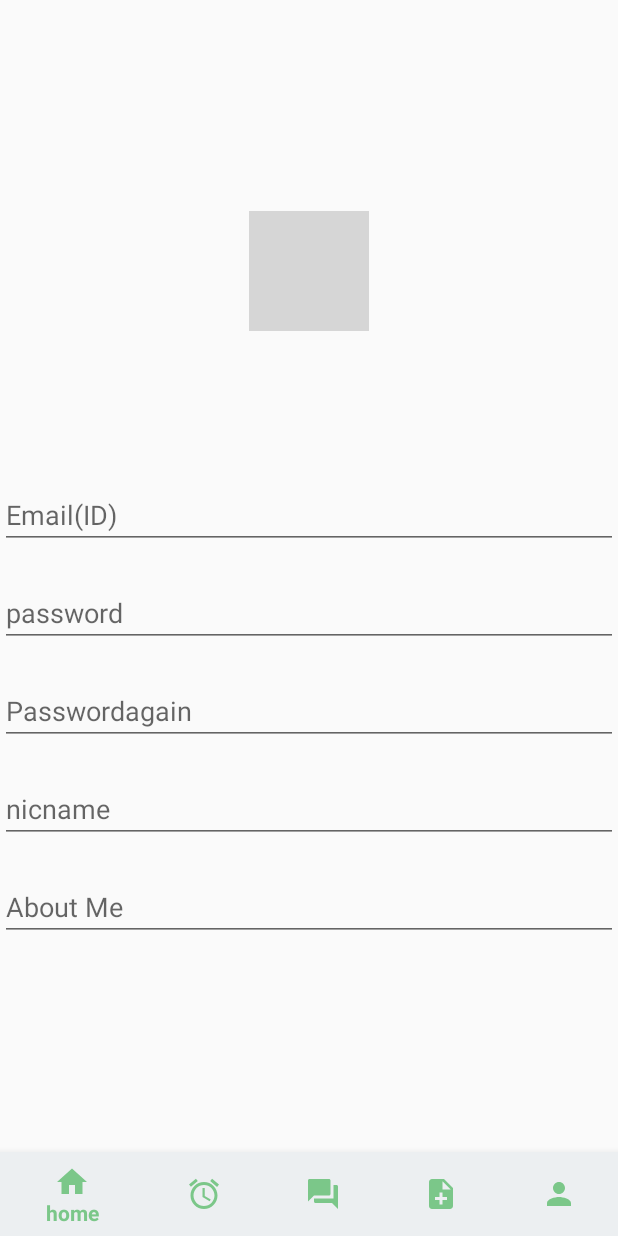
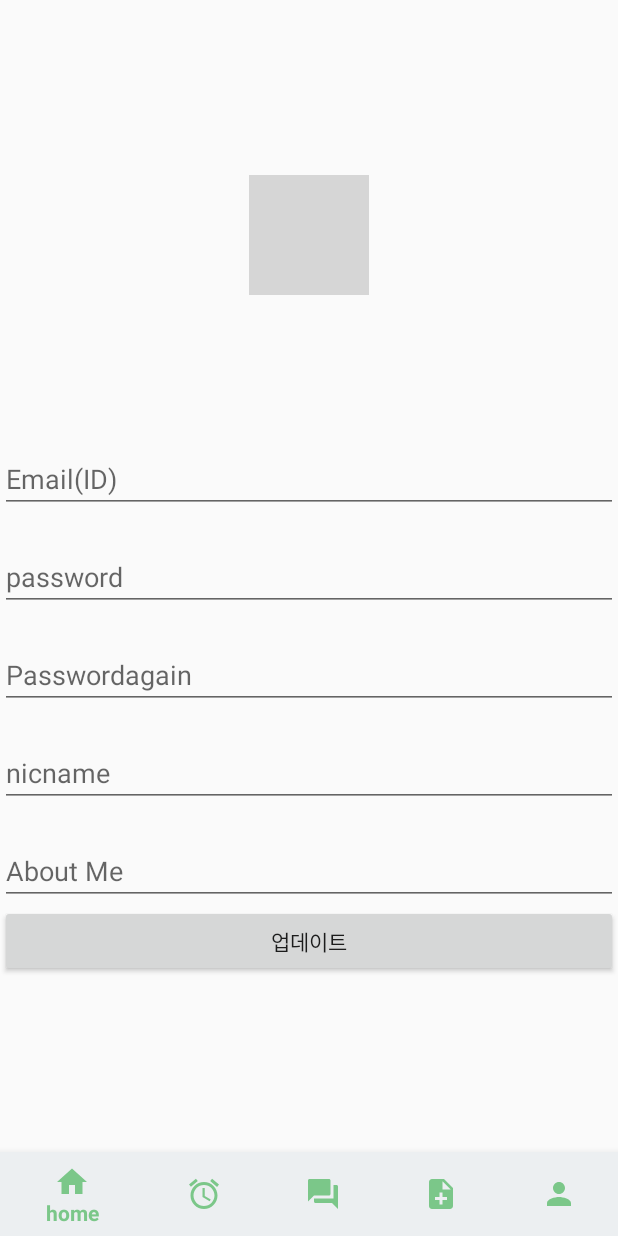
Before and after one commit to famous0811/mobilecontents2020, an Android app: the fragment user placed in its activity, on a phone screen of 412 x 824 dp. Run offline under Robolectric (Android 15) with nearby library versions, the phone set to English and light mode, and no system bars; grey boxes are pictures that could not be loaded.

Commit message:
탑바추가전

```diff
--- a/app/build.gradle
+++ b/app/build.gradle
@@ -11,7 +11,7 @@ android {
         targetSdkVersion 29
         versionCode 1
         versionName "1.0"
-
+        multiDexEnabled true
         testInstrumentationRunner "androidx.test.runner.AndroidJUnitRunner"
     }
 
@@ -53,4 +53,5 @@ dependencies {
     implementation 'com.squareup.retrofit2:converter-gson:2.6.0'
     implementation 'com.google.android.material:material:1.3.0-alpha01'
     implementation 'androidx.appcompat:appcompat:1.0.0'
+    implementation 'com.google.firebase:firebase-firestore:21.4.3'
 }
--- a/app/src/main/AndroidManifest.xml
+++ b/app/src/main/AndroidManifest.xml
@@ -1,7 +1,8 @@
 <?xml version="1.0" encoding="utf-8"?>
 <manifest xmlns:android="http://schemas.android.com/apk/res/android"
     package="com.example.mobilecontent">
-
+    <uses-permission android:name="android.permission.READ_EXTERNAL_STORAGE"/>
+    <uses-permission android:name="android.permission.WRITE_EXTERNAL_STORAGE"/>
     <application
         android:allowBackup="true"
         android:icon="@mipmap/ic_launcher"
--- a/app/src/main/java/com/example/mobilecontent/LoginActivity.java
+++ b/app/src/main/java/com/example/mobilecontent/LoginActivity.java
@@ -33,7 +33,6 @@ public class LoginActivity extends AppCompatActivity {
 
         mAuth = FirebaseAuth.getInstance();
 
-//        startActivity(new Intent(LoginActivity.this,SignupActivity.class));
         //저장된 값을 불러오기 위해 같은 네임파일을 찾음.
         sf = getSharedPreferences("userdata",MODE_PRIVATE);
         //text라는 key에 저장된 값이 있는지 확인. 아무값도 들어있지 않으면 ""를 반환
--- a/app/src/main/java/com/example/mobilecontent/alream.java
+++ b/app/src/main/java/com/example/mobilecontent/alream.java
@@ -32,6 +32,7 @@ public class alream extends Fragment {
 
     private static final String ARG_PARAM1 = "param1";
     private static final String ARG_PARAM2 = "param2";
+
     private FragmentAlreamBinding binding;
     private RecyclerView.Adapter mAdapter;
     ArrayList<recyclerItem_alream> mList = new ArrayList<recyclerItem_alream>();
--- a/app/src/main/java/com/example/mobilecontent/user.java
+++ b/app/src/main/java/com/example/mobilecontent/user.java
@@ -1,12 +1,18 @@
 package com.example.mobilecontent;
 
+import android.annotation.SuppressLint;
+import android.content.Intent;
+import android.content.SharedPreferences;
 import android.os.Bundle;
+import android.view.LayoutInflater;
+import android.view.View;
+import android.view.ViewGroup;
 
 import androidx.fragment.app.Fragment;
 
-import android.view.LayoutInflater;
-import android.view.View;
-import android.view.ViewGroup;
+import com.example.mobilecontent.databinding.FragmentUserBinding;
+
+import static android.content.Context.MODE_PRIVATE;
 
 /**
  * A simple {@link Fragment} subclass.
@@ -14,18 +20,60 @@ import android.view.ViewGroup;
  * create an instance of this fragment.
  */
 public class user extends Fragment {
-
+    private static final int REQUEST_CODE = 0;
+    // TODO: Rename and change types of parameters
+    private String mParam1;
+    private String mParam2;
     // TODO: Rename parameter arguments, choose names that match
     // the fragment initialization parameters, e.g. ARG_ITEM_NUMBER
     private static final String ARG_PARAM1 = "param1";
     private static final String ARG_PARAM2 = "param2";
 
-    // TODO: Rename and change types of parameters
-    private String mParam1;
-    private String mParam2;
+    private SharedPreferences sf;
 
     public user() {
         // Required empty public constructor
+    }
+
+    private FragmentUserBinding binding;
+
+    @Override
+    public View onCreateView(LayoutInflater inflater, ViewGroup container, Bundle savedInstanceState) {
+        binding = FragmentUserBinding.inflate(inflater, container, false);
+        sf=this.getActivity().getSharedPreferences("userdata",MODE_PRIVATE);
+
+        String email = sf.getString("email","");
+        String nickname=sf.getString("nickname","");
+        //여기다 집어넣으면 됨
+        binding.useremail.setText(email);
+        binding.UserNicname.setText(nickname);
+
+        binding.userupdate.setOnClickListener(new View.OnClickListener() {
+            @Override
+            public void onClick(View v) {
+                SharedPreferences.Editor editor = sf.edit();
+                editor.putString("email",email);
+                editor.putString("nickname",nickname);
+                editor.putString("about",binding.aboutme.getText().toString());
+            }
+        });
+
+        binding.ChangeIcon.setOnClickListener(new View.OnClickListener() {
+            @Override
+            public void onClick(View v) {
+                Intent intent = new Intent();
+                intent.setType("image/*");
+                intent.setAction(Intent.ACTION_GET_CONTENT);
+                startActivityForResult(intent, REQUEST_CODE);
+            }
+        });
+        return binding.getRoot();
+    }
+
+    @Override
+    public void onDestroyView() {
+        super.onDestroyView();
+        binding = null;
     }
 
     /**
@@ -46,6 +94,7 @@ public class user extends Fragment {
         return fragment;
     }
 
+    @SuppressLint("DefaultLocale")
     @Override
     public void onCreate(Bundle savedInstanceState) {
         super.onCreate(savedInstanceState);
@@ -54,11 +103,4 @@ public class user extends Fragment {
             mParam2 = getArguments().getString(ARG_PARAM2);
         }
     }
-
-    @Override
-    public View onCreateView(LayoutInflater inflater, ViewGroup container,
-                             Bundle savedInstanceState) {
-        // Inflate the layout for this fragment
-        return inflater.inflate(R.layout.fragment_user, container, false);
-    }
 }
--- a/app/src/main/res/layout/activity_main.xml
+++ b/app/src/main/res/layout/activity_main.xml
@@ -5,7 +5,6 @@
     android:layout_width="match_parent"
     android:layout_height="match_parent"
     >
-
     <com.google.android.material.bottomnavigation.BottomNavigationView
         android:id="@+id/bottom_navigation"
         android:layout_width="match_parent"
--- a/app/src/main/res/layout/fragment_user.xml
+++ b/app/src/main/res/layout/fragment_user.xml
@@ -3,8 +3,8 @@
     xmlns:tools="http://schemas.android.com/tools"
     android:layout_width="match_parent"
     android:layout_height="match_parent"
-    tools:context=".user"
-    >
+    tools:context=".user">
+
     <LinearLayout
         android:layout_width="match_parent"
         android:layout_height="match_parent"
@@ -21,6 +21,7 @@
         <ImageView
             android:layout_width="match_parent"
             android:layout_height="match_parent"
+            android:id="@+id/userimg"
             android:src="@drawable/ic_user_24px"
             android:background="@drawable/border"/>
             <ImageView
@@ -36,7 +37,7 @@
         android:layout_width="match_parent"
         android:layout_height="wrap_content"
         android:hint="Email(ID)"
-        android:id="@+id/UserEmail"
+        android:id="@+id/useremail"
         android:layout_marginBottom="20dp"
         />
     <EditText
@@ -66,6 +67,13 @@
         android:layout_width="match_parent"
         android:layout_height="wrap_content"
         android:hint="About Me"
+        android:id="@+id/aboutme"
         />
+        <Button
+            android:layout_width="match_parent"
+            android:layout_height="wrap_content"
+            android:text="업데이트"
+            android:id="@+id/userupdate"
+            />
     </LinearLayout>
 </FrameLayout>
```
Also changed, not shown: app/src/main/java/com/example/mobilecontent/SignupActivity.java (+33 -4 lines).
